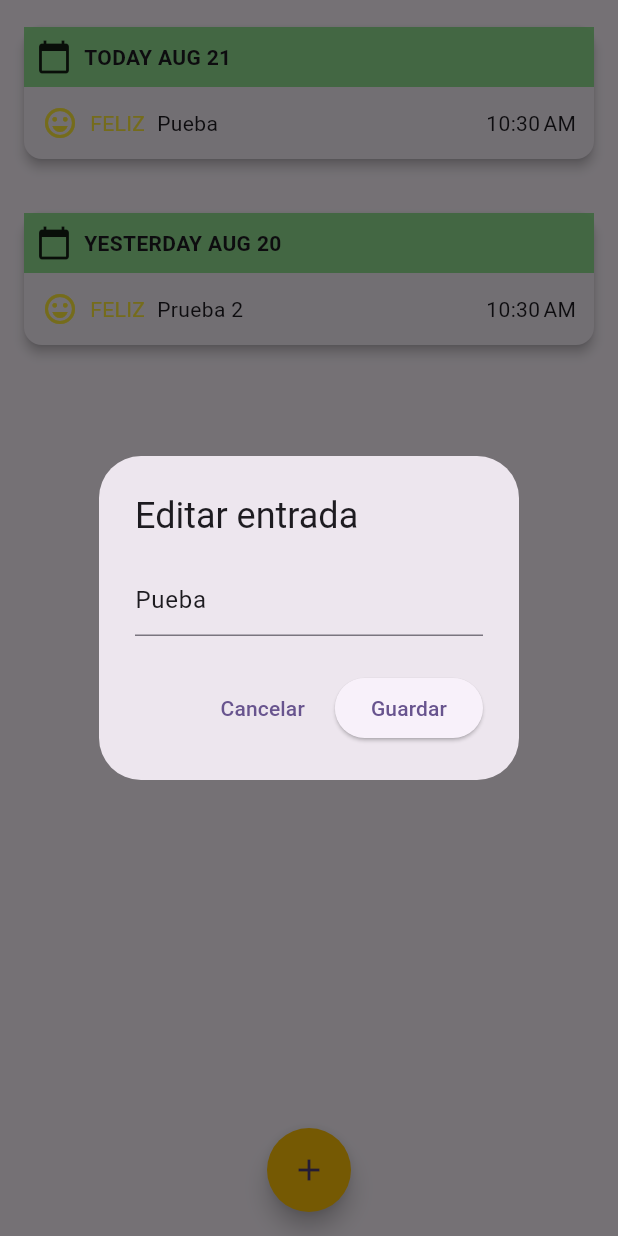
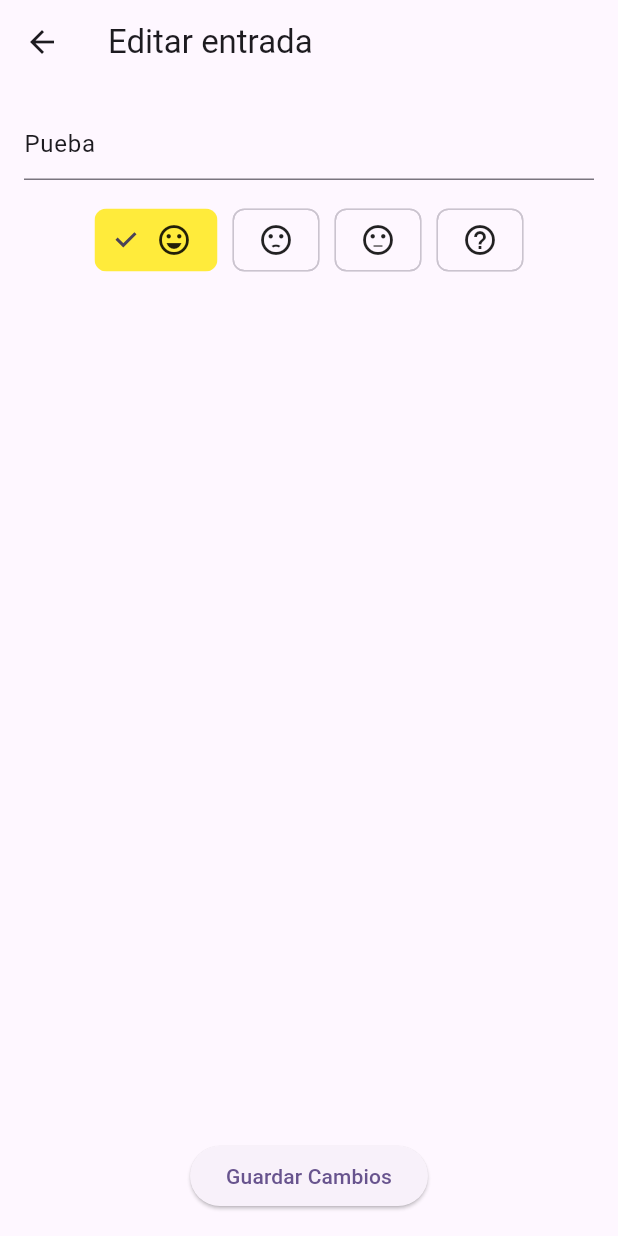
Before and after one commit to TLifeOfCris/JournalFlutterApp2, a Flutter app: the screen it shows after launch, after a tap on "FELIZ", on a phone screen of 412 x 824 dp. Run offline on Flutter 3.47's test engine with Material 3 defaults, Android fonts, the phone set to English and light mode, and no system bars; drawn by our look-alikes of flutter_slidable; our stand-ins replace firebase_core, google_fonts; accounts and stored records are empty.

```diff
--- /dev/null
+++ b/flutter_journal_app/lib/views/edit_entry.dart
@@ -0,0 +1,74 @@
+import 'package:flutter/material.dart';
+import 'package:flutter_journal_app/models/journy.dart';
+import 'package:flutter_journal_app/viewmodels/providerviewmodel.dart';
+import 'package:provider/provider.dart';
+
+class EditEntryCard extends StatefulWidget {
+  final Journey entry;
+  const EditEntryCard({super.key, required this.entry});
+
+  @override
+  State<EditEntryCard> createState() => _EditEntryCardState();
+}
+
+class _EditEntryCardState extends State<EditEntryCard> {
+  late TextEditingController _controller;
+  late IconData? _selectedMood;
+
+  @override
+  void initState(){
+    super.initState();
+    _controller = TextEditingController(text: widget.entry.content);
+    _selectedMood = widget.entry.mood;
+  }
+
+  @override
+  void dispose(){
+    _controller.dispose();
+    super.dispose();
+  }
+
+  void _saveChanges(){
+    final text = _controller.text.trim();
+    if (text.isNotEmpty && _selectedMood != null){
+      Provider.of<ViewModelProvider>(context, listen: false).UpdateContent(
+        //selected mood agregado aqui
+        widget.entry.id, text, _selectedMood!,
+      );
+      Navigator.pop(context);
+    }
+  }
+  @override
+  Widget build(BuildContext context) {
+    return Scaffold(
+      appBar: AppBar(title: const Text('Editar entrada'),),
+      body: Padding(padding: EdgeInsets.all(16.0),
+      child: Column(
+        children: [
+          TextField(
+            controller: _controller,
+            maxLines: null,
+            decoration: const InputDecoration(
+              hintText:  'Editar contenido',
+            ),
+          ),
+          const SizedBox(height: 16,),
+          Wrap(
+            spacing: 10,
+            children: moodinfoMap.entries.map((entry){
+              return ChoiceChip(label: Icon(entry.key), selected: _selectedMood == entry.key,
+              selectedColor: getMoodColor(entry.key),
+              onSelected: (_){
+                setState(() {
+                  _selectedMood = entry.key;
+                });
+              },);
+            }).toList(),
+          ),
+          const Spacer(),
+          ElevatedButton(onPressed: _saveChanges, child: Text('Guardar Cambios'))
+        ],
+      ),),
+    );
+  }
+}
--- a/flutter_journal_app/lib/widgets/dayentrycard.dart
+++ b/flutter_journal_app/lib/widgets/dayentrycard.dart
@@ -1,10 +1,16 @@
 import 'package:flutter/material.dart';
 import 'package:flutter_journal_app/models/journy.dart';
 import 'package:flutter_journal_app/viewmodels/providerviewmodel.dart';
+import 'package:flutter_journal_app/views/edit_entry.dart';
 import 'package:flutter_slidable/flutter_slidable.dart';
 import 'package:intl/intl.dart';
 import 'package:provider/provider.dart';
 import 'package:flutter_journal_app/widgets/editpopout.dart';
+
+
+//revisar que este correcto
+
+
 
 class Dayentrycard extends StatelessWidget {
   final DateTime day;
@@ -14,8 +20,14 @@ class Dayentrycard extends StatelessWidget {
     required this.entries});
 
 
+
+    //revisar que este correcto
+
+
+/*
   void _editEntry(BuildContext context, Journey entry){
   final controller = TextEditingController(text: entry.content);
+  IconData selectedMood = entry.mood;
 
 
 
@@ -35,7 +47,7 @@ class Dayentrycard extends StatelessWidget {
       ElevatedButton(onPressed: (){
         final newContent = controller.text.trim();
         if (newContent.isNotEmpty){
-          Provider.of<ViewModelProvider>(context, listen: false).UpdateContent(entry.id, newContent);
+          Provider.of<ViewModelProvider>(context, listen: false).UpdateContent(entry.id, newContent,);
         }
         Navigator.of(context).pop();
       }, child: Text('Guardar'))
@@ -44,6 +56,10 @@ class Dayentrycard extends StatelessWidget {
   ),
 
   );
+} */
+
+void _editEntry(BuildContext context, Journey entry){
+  Navigator.push(context, MaterialPageRoute(builder: (_) => EditEntryCard(entry: entry)));
 }
 
 
@@ -112,6 +128,7 @@ class Dayentrycard extends StatelessWidget {
                   ],),
 
                 child: InkWell(
+                  //Checar esto
                   onTap: () => _editEntry(context, entry),
                   child: Padding(padding: EdgeInsets.all(12.0),
                   child: Row(
--- a/flutter_journal_app/lib/widgets/editpopout.dart
+++ b/flutter_journal_app/lib/widgets/editpopout.dart
@@ -3,7 +3,7 @@ import 'package:flutter/widgets.dart';
 import 'package:flutter_journal_app/models/journy.dart';
 import 'package:flutter_journal_app/viewmodels/providerviewmodel.dart';
 import 'package:provider/provider.dart';
-
+/*
 void _editEntry(BuildContext context, Journey entry){
   final controller = TextEditingController(text: entry.content);
 
@@ -25,7 +25,7 @@ void _editEntry(BuildContext context, Journey entry){
       ElevatedButton(onPressed: (){
         final newContent = controller.text.trim();
         if (newContent.isNotEmpty){
-          Provider.of<ViewModelProvider>(context, listen: false).UpdateContent(entry.id, newContent);
+          Provider.of<ViewModelProvider>(context, listen: false).UpdateContent(entry.id, newContent, );
         }
         Navigator.of(context).pop();
       }, child: Text('Guardar'))
@@ -35,3 +35,4 @@ void _editEntry(BuildContext context, Journey entry){
 
   );
 }
+*/
--- a/flutter_journal_app/pubspec.yaml
+++ b/flutter_journal_app/pubspec.yaml
@@ -30,6 +30,7 @@ environment:
 dependencies:
   flutter:
     sdk: flutter
+  firebase_core: ^2.14.0
 
   # The following adds the Cupertino Icons font to your application.
   # Use with the CupertinoIcons class for iOS style icons.
```
Also changed, not shown: flutter_journal_app/lib/viewmodels/providerviewmodel.dart (+7 -1 lines), flutter_journal_app/firebase.json (added), flutter_journal_app/lib/firebase_options.dart (added), flutter_journal_app/pubspec.lock, 8 other files.
